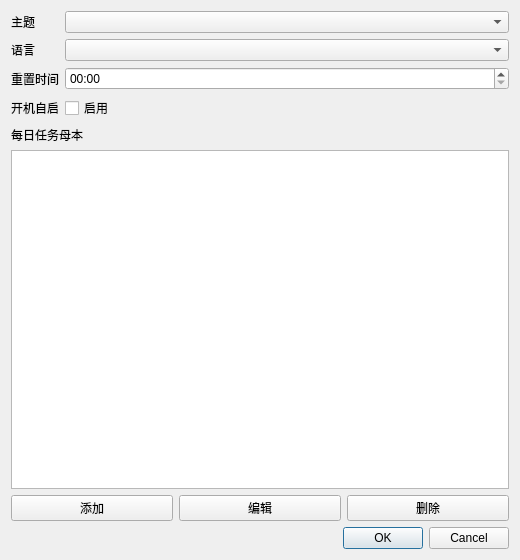
This is ui/resources/dialogs/settings_dialog.ui in 2436238575/daily-todos as Qt 5 draws it before an edit. The edited form follows.
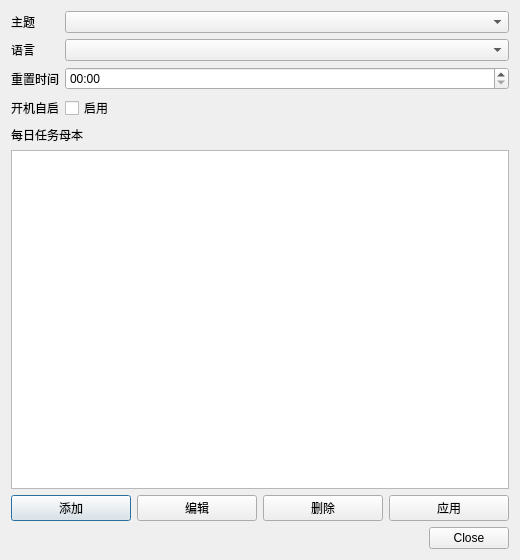
This is the edited form.

Diff of the .ui file:
```diff
--- a/ui/resources/dialogs/settings_dialog.ui
+++ b/ui/resources/dialogs/settings_dialog.ui
@@ -99,6 +99,13 @@
        </property>
       </widget>
      </item>
+     <item>
+      <widget class="QPushButton" name="applyTemplateButton">
+       <property name="text">
+        <string>应用</string>
+       </property>
+      </widget>
+     </item>
     </layout>
    </item>
    <item>
@@ -107,7 +114,7 @@
       <enum>Qt::Horizontal</enum>
      </property>
      <property name="standardButtons">
-      <set>QDialogButtonBox::Cancel|QDialogButtonBox::Ok</set>
+      <set>QDialogButtonBox::Close</set>
      </property>
     </widget>
    </item>
```
